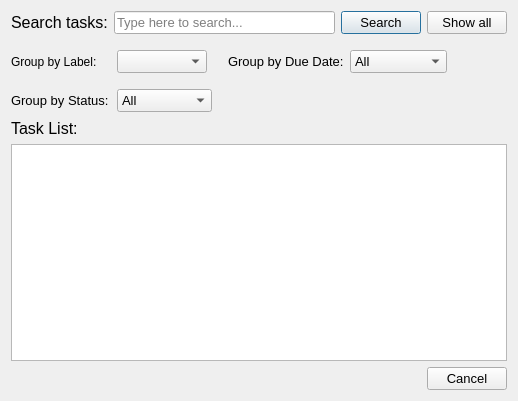
Old version of the form ui/search.ui in the repository VicMbugua/TaskManagementSystem.
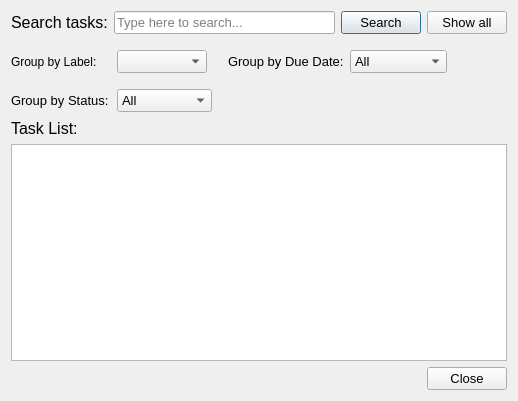
New version of the form.

```diff
--- a/ui/search.ui
+++ b/ui/search.ui
@@ -282,7 +282,7 @@
         <enum>Qt::TabFocus</enum>
        </property>
        <property name="text">
-        <string>Cancel</string>
+        <string>Close</string>
        </property>
        <property name="groupName" stdset="0">
         <string>cancel_buttons</string>
```
